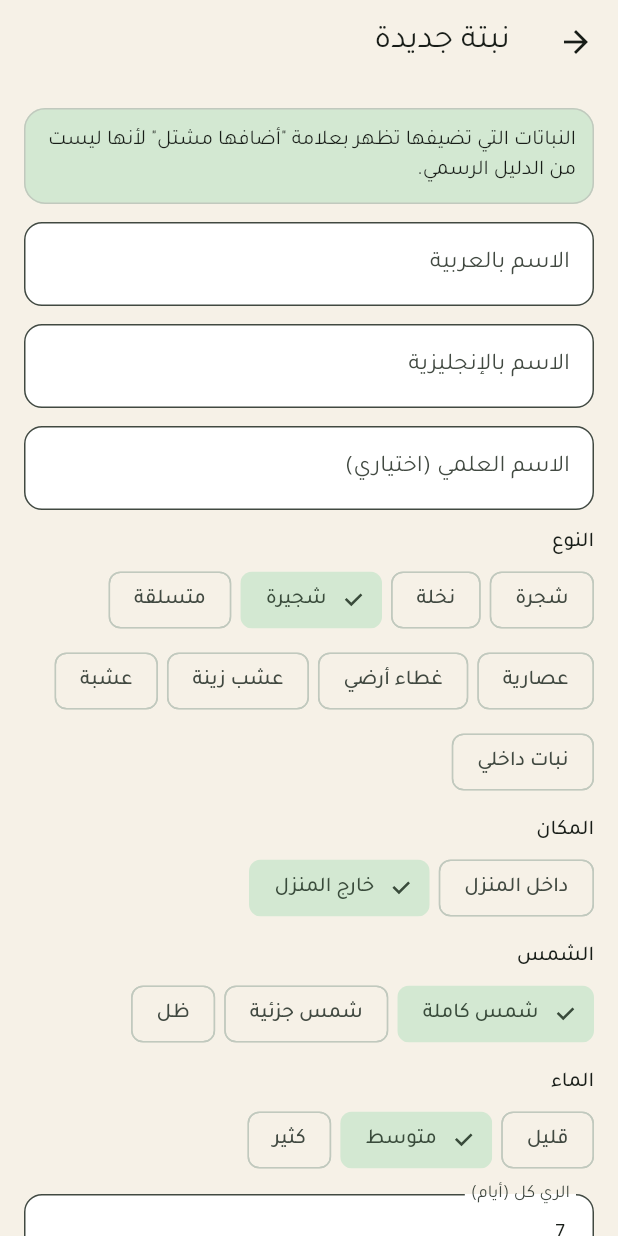
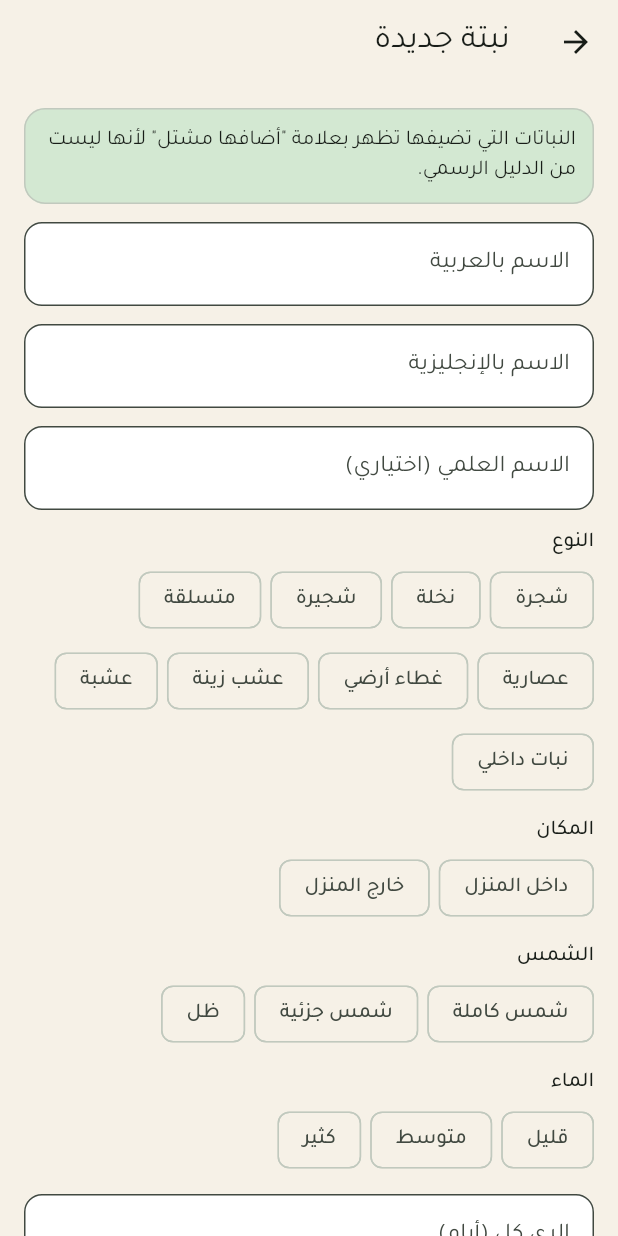
Before and after one commit to khalednjed-pixel/mashtal, a Flutter app: the NewPlantScreen screen opened directly, on a phone screen of 412 x 824 dp. Run offline on Flutter 3.47's test engine with Material 3 defaults, Android fonts, the phone set to English and light mode, and no system bars; our stand-ins replace go_router, image_picker, shared_preferences; accounts and stored records are empty; network calls fail.

Commit message:
Add the Mashtal logo and require choices on the new plant form
- Logo from the team deck on the sign-in page and Buy Plants, plus the
  browser tab icon and web app icons.
- The new plant form starts with no type, place, sun or water chosen and
  no watering interval; each is required before saving.

Co-Authored-By: Claude Opus 5.5 (1M context) <noreply@anthropic.com>
Claude-Session: https://claude.ai/code/session_018tA8gB9n1LtKWW9yXvbWTD

```diff
--- a/lib/l10n/strings.dart
+++ b/lib/l10n/strings.dart
@@ -188,6 +188,7 @@ const Map<String, Map<String, String>> _strings = {
     'ar': 'حسابك قيد المراجعة. لن تظهر للعملاء حتى يتم التحقق منك.',
     'en': 'Your account is under review. Customers will not see you until you are verified.'
   },
+  'completeRequired': {'ar': 'أكمل الحقول المطلوبة', 'en': 'Complete the required fields'},
   'chooseOne': {'ar': 'اختر واحداً على الأقل', 'en': 'Choose at least one'},
   'editProfile': {'ar': 'تعديل بياناتي', 'en': 'Edit my details'},
   'cityDefaultHint': {'ar': 'تُستخدم مدينتك كتصفية افتراضية في شراء النباتات.', 'en': 'Your city is the default filter in Buy Plants.'},
--- a/lib/ui/auth/login_screen.dart
+++ b/lib/ui/auth/login_screen.dart
@@ -108,7 +108,10 @@ class _LoginScreenState extends State<LoginScreen> {
         child: SelectionArea(child: ListView(
           padding: const EdgeInsets.all(24),
           children: [
-            Text(context.tr('appName'), style: theme.textTheme.displaySmall?.copyWith(color: theme.colorScheme.primary, fontWeight: FontWeight.bold)),
+            Align(
+              alignment: AlignmentDirectional.centerStart,
+              child: Image.asset('assets/brand/logo_wordmark.png', height: 56, semanticLabel: context.tr('appName')),
+            ),
             const SizedBox(height: 4),
             Text(context.tr('tagline'), style: theme.textTheme.bodyLarge),
             const SizedBox(height: 24),
--- a/lib/ui/customer/shop_screen.dart
+++ b/lib/ui/customer/shop_screen.dart
@@ -70,7 +70,8 @@ class _ShopScreenState extends State<ShopScreen> {
 
     return Scaffold(
       appBar: AppBar(
-        title: Text(context.tr('buyPlants'), style: const TextStyle(fontWeight: FontWeight.bold)),
+        // The Buy Plants tab is the home page, so it carries the logo.
+        title: Image.asset('assets/brand/logo_wordmark.png', height: 30, semanticLabel: context.tr('appName')),
         actions: [
           const LanguageButton(),
           if (app.user == null)
--- a/lib/ui/nursery/new_plant_screen.dart
+++ b/lib/ui/nursery/new_plant_screen.dart
@@ -23,13 +23,15 @@ class _NewPlantScreenState extends State<NewPlantScreen> {
   final _nameAr = TextEditingController();
   final _nameEn = TextEditingController();
   final _scientific = TextEditingController();
-  final _days = TextEditingController(text: '7');
+  final _days = TextEditingController();
   final _descAr = TextEditingController();
   final _descEn = TextEditingController();
-  PlantCategory _category = PlantCategory.shrub;
-  final Set<Placement> _placements = {Placement.outdoor};
-  Sun _sun = Sun.full;
-  Water _water = Water.medium;
+  // Nothing is chosen for the nursery; each choice is required.
+  PlantCategory? _category;
+  final Set<Placement> _placements = {};
+  Sun? _sun;
+  Water? _water;
+  bool _triedSave = false;
   bool _toxic = false;
   String? _photo;
   bool _busy = false;
@@ -43,9 +45,10 @@ class _NewPlantScreenState extends State<NewPlantScreen> {
   }
 
   Future<void> _save() async {
-    if (!_form.currentState!.validate()) return;
-    if (_placements.isEmpty) {
-      ScaffoldMessenger.of(context).showSnackBar(SnackBar(content: Text(context.tr('placementRequired'))));
+    setState(() => _triedSave = true);
+    final formOk = _form.currentState!.validate();
+    if (!formOk || _category == null || _placements.isEmpty || _sun == null || _water == null) {
+      ScaffoldMessenger.of(context).showSnackBar(SnackBar(content: Text(context.tr('completeRequired'))));
       return;
     }
     setState(() => _busy = true);
@@ -57,10 +60,10 @@ class _NewPlantScreenState extends State<NewPlantScreen> {
             nameAr: _nameAr.text,
             nameEn: _nameEn.text,
             scientificName: _scientific.text,
-            category: _category,
+            category: _category!,
             placements: {..._placements},
-            sun: _sun,
-            water: _water,
+            sun: _sun!,
+            water: _water!,
             wateringEveryDays: int.parse(_days.text),
             toxic: _toxic,
             descriptionAr: _descAr.text,
@@ -81,6 +84,7 @@ class _NewPlantScreenState extends State<NewPlantScreen> {
       _nameAr.text.trim().isEmpty && _nameEn.text.trim().isEmpty ? context.tr('nameOneRequired') : null;
 
   Widget _choices<T extends Enum>(String label, List<T> values, bool Function(T) selected, void Function(T) onTap) {
+    final missing = _triedSave && !values.any(selected);
     return Padding(
       padding: const EdgeInsets.only(top: 12),
       child: Column(
@@ -101,6 +105,11 @@ class _NewPlantScreenState extends State<NewPlantScreen> {
                 ),
             ],
           ),
+          if (missing)
+            Padding(
+              padding: const EdgeInsets.only(top: 4),
+              child: Text(context.tr('chooseOne'), style: TextStyle(color: Theme.of(context).colorScheme.error, fontSize: 12)),
+            ),
         ],
       ),
     );
--- a/pubspec.yaml
+++ b/pubspec.yaml
@@ -66,6 +66,9 @@ flutter:
   # the material Icons class.
   uses-material-design: true
 
+  assets:
+    - assets/brand/
+
   fonts:
     - family: Tajawal
       fonts:
```
Also changed, not shown: assets/brand/logo_mark.png (added), assets/brand/logo_wordmark.png (added), 6 other files.
